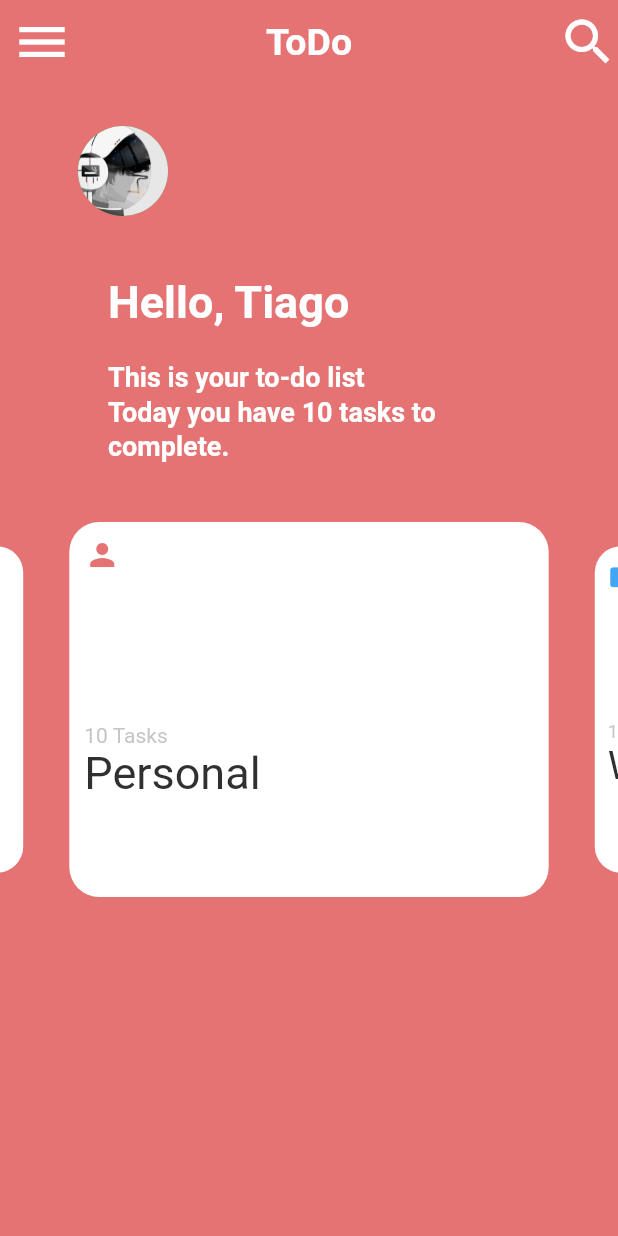
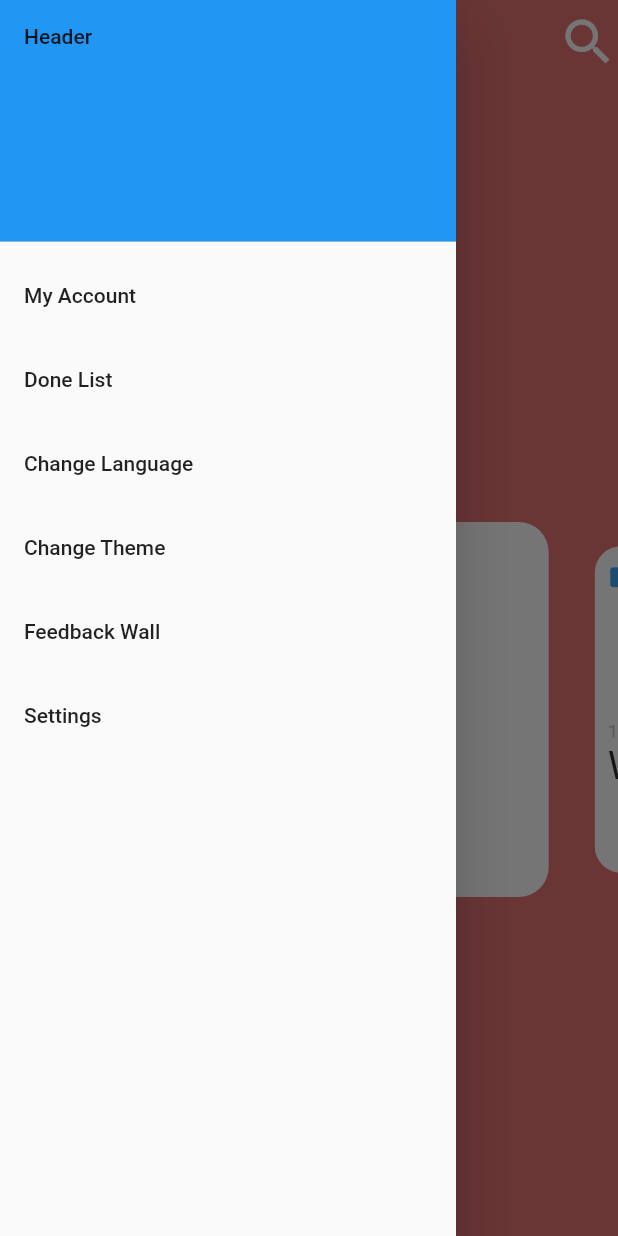
Before and after one commit to TiagoRibeiro02/To-Do_List, a Flutter app: the screen it shows after launch, with the side drawer open (before the commit the screen has no drawer), on a phone screen of 412 x 824 dp. Run offline on Flutter 3.47's test engine with Material 2 defaults, Android fonts, the phone set to English and light mode, and no system bars; drawn by our look-alikes of carousel_slider.

Commit message:
Update home.dart

```diff
--- a/lib/Pages/home.dart
+++ b/lib/Pages/home.dart
@@ -215,13 +215,43 @@ class _home_pageState extends State<home_page> {
               ),
           )
         ],
-        //left
-        leading: IconButton(
-            onPressed: () {},
-            icon: Icon(
-              Icons.menu,
-              size: 40.0,
+      ),
+
+      drawer: Drawer(
+        child: ListView(
+          padding: EdgeInsets.zero,
+          children: [
+            DrawerHeader(
+              decoration: BoxDecoration(
+                color: Colors.blue,
+              ),
+                child: Text('Header')
             ),
+            ListTile(
+              title: Text('My Account'),
+              onTap: () {},
+            ),
+            ListTile(
+              title: Text('Done List'),
+              onTap: () {},
+            ),
+            ListTile(
+              title: Text('Change Language'),
+              onTap: () {},
+            ),
+            ListTile(
+              title: Text('Change Theme'),
+              onTap: () {},
+            ),
+            ListTile(
+              title: Text('Feedback Wall'),
+              onTap: () {},
+            ),
+            ListTile(
+              title: Text('Settings'),
+              onTap: () {},
+            ),
+          ],
         ),
       ),
 
```
